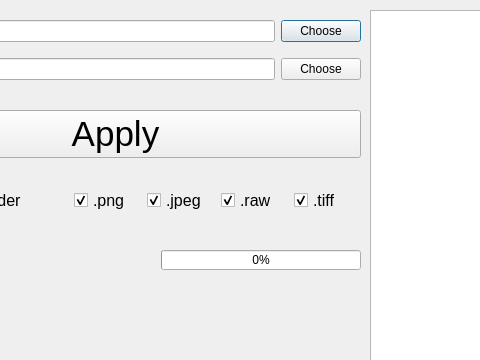
Qt form ReeMaker/ReeMaker/AllMode.ui (reeWorlds/ReeMaker) before a commit; both pictures show x 140 to 620 and y 0 to 360 of the 780 by 448 pixel window.
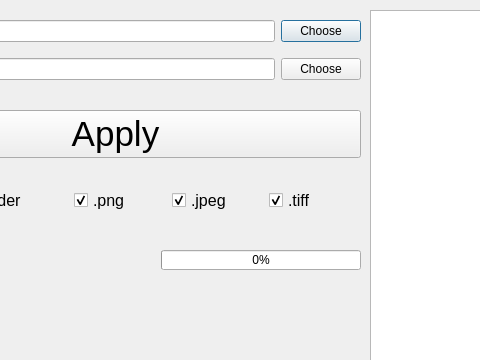
The same form after that commit.

Commit message: rem .raw, fix save button

```diff
--- a/ReeMaker/ReeMaker/AllMode.ui
+++ b/ReeMaker/ReeMaker/AllMode.ui
@@ -117,22 +117,6 @@
       </property>
      </widget>
     </item>
-    <item>
-     <widget class="QCheckBox" name="checkBox_3">
-      <property name="font">
-       <font>
-        <family>Arial</family>
-        <pointsize>12</pointsize>
-       </font>
-      </property>
-      <property name="text">
-       <string>.raw</string>
-      </property>
-      <property name="checked">
-       <bool>true</bool>
-      </property>
-     </widget>
-    </item>
     <item>
      <widget class="QCheckBox" name="checkBox_4">
       <property name="font">
```
The commit also changes 2 other files.
